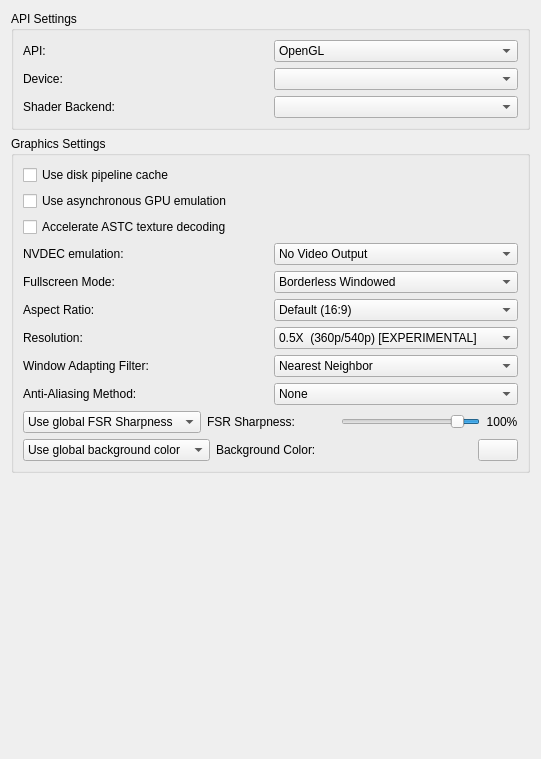
Qt form src/yuzu/configuration/configure_graphics.ui (QuantumGhost/yuzu) before a commit.
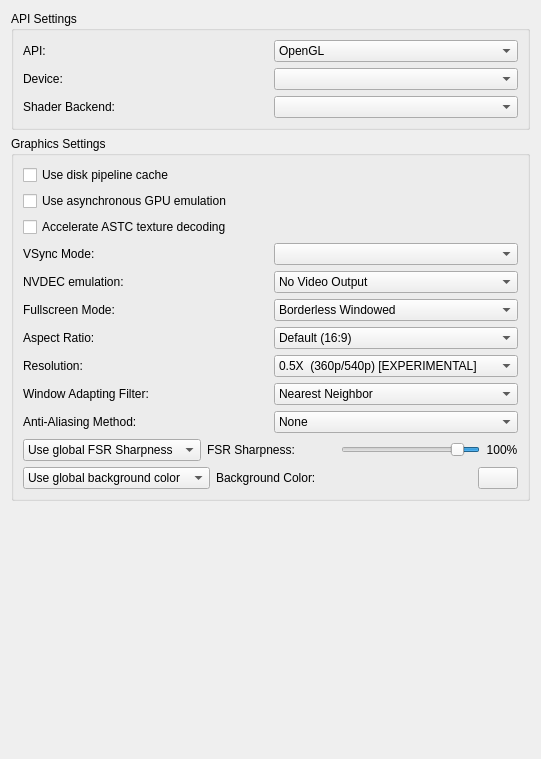
The same form after that commit.

Patch:
```diff
--- a/src/yuzu/configuration/configure_graphics.ui
+++ b/src/yuzu/configuration/configure_graphics.ui
@@ -188,6 +188,44 @@
           </property>
          </widget>
         </item>
+        <item>
+         <widget class="QWidget" name="vsync_mode_layout" native="true">
+          <layout class="QHBoxLayout" name="horizontalLayout_4">
+           <property name="leftMargin">
+            <number>0</number>
+           </property>
+           <property name="topMargin">
+            <number>0</number>
+           </property>
+           <property name="rightMargin">
+            <number>0</number>
+           </property>
+           <property name="bottomMargin">
+            <number>0</number>
+           </property>
+           <item>
+            <widget class="QLabel" name="vsync_mode_label">
+             <property name="text">
+              <string>VSync Mode:</string>
+             </property>
+            </widget>
+           </item>
+           <item>
+            <widget class="QComboBox" name="vsync_mode_combobox">
+             <property name="toolTip">
+              <string>FIFO (VSync) does not drop frames or exhibit tearing but is limited by the screen refresh rate.
+FIFO Relaxed is similar to FIFO but allows tearing as it recovers from a slow down.
+Mailbox can have lower latency than FIFO and does not tear but may drop frames.
+Immediate (no synchronization) just presents whatever is available and can exhibit tearing.</string>
+             </property>
+             <property name="currentText">
+              <string/>
+             </property>
+            </widget>
+           </item>
+          </layout>
+         </widget>
+        </item>
         <item>
          <widget class="QWidget" name="nvdec_emulation_widget" native="true">
           <layout class="QHBoxLayout" name="nvdec_emulation_layout">
```
Left out of the diff: 2 changed lines with no effect on the pictures.
